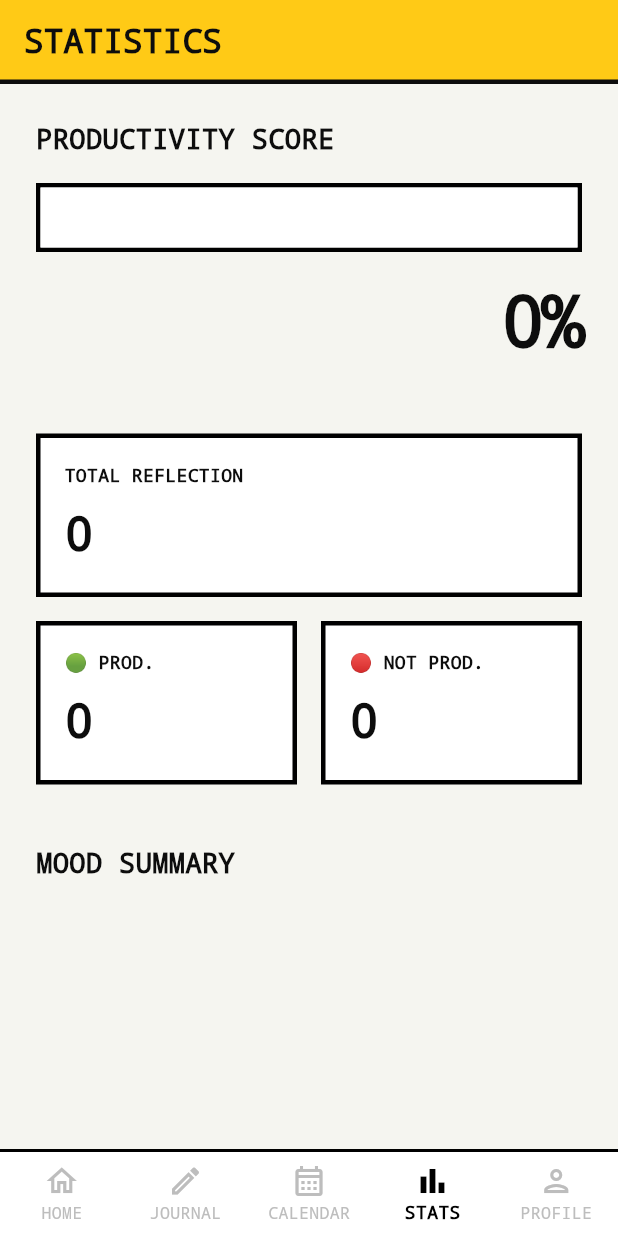
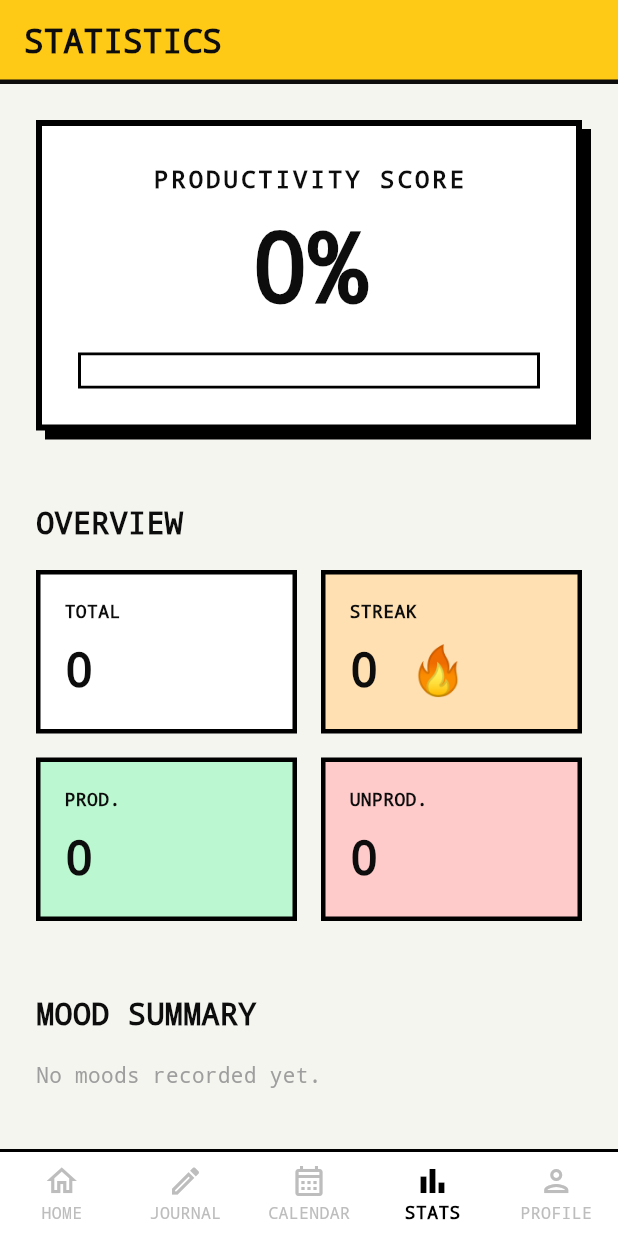
Before and after one commit to ryzecl/donelock_app, a Flutter app: the StatisticsPage screen opened by its route, on a phone screen of 412 x 824 dp. Run offline on Flutter 3.47's test engine with Material 3 defaults, Android fonts, the phone set to English and light mode, and no system bars; our stand-ins replace cloud_firestore, emoji_picker_flutter, firebase_auth, firebase_core, flutter_dotenv, flutter_local_notifications and 8 more; accounts and stored records are empty; generated files the repository leaves out were written again.

Commit message:
feat: refactor StatisticsPage to use ConsumerWidget and enhance UI layout

```diff
--- a/lib/features/statistics/presentation/statistics_page.dart
+++ b/lib/features/statistics/presentation/statistics_page.dart
@@ -3,117 +3,167 @@ import 'package:flutter_riverpod/flutter_riverpod.dart';
 
 import '../../journal/providers/journal_provider.dart';
 
-class StatisticsPage extends ConsumerStatefulWidget {
+class StatisticsPage extends ConsumerWidget {
   const StatisticsPage({super.key});
 
   @override
-  ConsumerState<StatisticsPage> createState() => _StatisticsPageState();
-}
+  Widget build(BuildContext context, WidgetRef ref) {
+    final journalsAsync = ref.watch(allJournalsProvider);
 
-class _StatisticsPageState extends ConsumerState<StatisticsPage> {
+    return Scaffold(
+      appBar: AppBar(title: const Text("STATISTICS", style: TextStyle(fontWeight: FontWeight.bold))),
+      body: journalsAsync.when(
+        data: (data) {
           int productiveDays = 0;
           int unproductiveDays = 0;
-  int total = 0;
-  Map<String, int> moods = {};
-
-  @override
-  void initState() {
-    super.initState();
-    load();
-  }
-
-  Future<void> load() async {
-    final data = await ref.read(journalRepositoryProvider).getAllJournals();
-    int good = 0;
-    int bad = 0;
+          int total = data.length;
           Map<String, int> moodData = {};
 
           for (final item in data) {
             if (item["productive"] == true || item["productive"] == "productive") {
-        good++;
+              productiveDays++;
             } else {
-        bad++;
+              unproductiveDays++;
             }
             final mood = item["mood"] ?? "";
+            if (mood.toString().isNotEmpty) {
               moodData[mood] = (moodData[mood] ?? 0) + 1;
             }
-
-    setState(() {
-      productiveDays = good;
-      unproductiveDays = bad;
-      total = data.length;
-      moods = moodData;
-    });
           }
 
-  @override
-  Widget build(BuildContext context) {
+          final sortedMoods = moodData.entries.toList()..sort((a, b) => b.value.compareTo(a.value));
+
+          // Calculate current streak
+          int currentStreak = 0;
+          if (data.isNotEmpty) {
+            final sortedJournals = List<Map<String, dynamic>>.from(data)
+              ..sort((a, b) => b['date'].compareTo(a['date']));
+
+            final todayStr = "${DateTime.now().year}${DateTime.now().month.toString().padLeft(2, '0')}${DateTime.now().day.toString().padLeft(2, '0')}";
+            DateTime checkDate = DateTime.now();
+            bool continueStreak = true;
+
+            final todayEntry = sortedJournals.where((j) => j['date'] == todayStr).firstOrNull;
+            if (todayEntry == null || (todayEntry['productive'] != true && todayEntry['productive'] != 'productive')) {
+              checkDate = checkDate.subtract(const Duration(days: 1));
+            }
+
+            while (continueStreak) {
+              final dateStr = "${checkDate.year}${checkDate.month.toString().padLeft(2, '0')}${checkDate.day.toString().padLeft(2, '0')}";
+              final entry = sortedJournals.where((j) => j['date'] == dateStr).firstOrNull;
+
+              if (entry != null && (entry['productive'] == true || entry['productive'] == "productive")) {
+                currentStreak++;
+                checkDate = checkDate.subtract(const Duration(days: 1));
+              } else {
+                continueStreak = false;
+              }
+            }
+          }
+
           final percentage = total == 0 ? 0 : ((productiveDays / total) * 100).round();
 
-    return Scaffold(
-      appBar: AppBar(title: const Text("STATISTICS", style: TextStyle(fontWeight: FontWeight.bold))),
-      body: SingleChildScrollView(
+          return SingleChildScrollView(
             padding: const EdgeInsets.all(24),
             child: Column(
               crossAxisAlignment: CrossAxisAlignment.stretch,
               children: [
-            const Text("PRODUCTIVITY SCORE", style: TextStyle(fontSize: 18, fontWeight: FontWeight.bold)),
+                // HERO SCORE CARD
+                Container(
+                  padding: const EdgeInsets.all(24),
+                  decoration: BoxDecoration(
+                    color: Colors.white,
+                    border: Border.all(color: Colors.black, width: 4),
+                    boxShadow: const [
+                      BoxShadow(color: Colors.black, offset: Offset(6, 6)),
+                    ]
+                  ),
+                  child: Column(
+                    children: [
+                      const Text("PRODUCTIVITY SCORE", style: TextStyle(fontSize: 16, fontWeight: FontWeight.bold, letterSpacing: 2)),
                       const SizedBox(height: 16),
+                      Text(
+                        "$percentage%",
+                        style: const TextStyle(fontSize: 64, fontWeight: FontWeight.bold, height: 1),
+                      ),
+                      const SizedBox(height: 24),
                       Container(
+                        height: 24,
                         decoration: BoxDecoration(
-                border: Border.all(color: Colors.black, width: 3),
+                          border: Border.all(color: Colors.black, width: 2),
                         ),
                         child: LinearProgressIndicator(
                           value: percentage / 100,
-                minHeight: 40,
                           backgroundColor: Colors.white,
-                color: const Color(0xFF4ADE80), // Hijau brutalist
+                          color: const Color(0xFF4ADE80),
                         ),
                       ),
-            const SizedBox(height: 12),
-            Text(
-              "$percentage%",
-              style: const TextStyle(fontSize: 48, fontWeight: FontWeight.bold, letterSpacing: -2),
-              textAlign: TextAlign.right,
+                    ],
                   ),
-            const SizedBox(height: 40),
-            _statBox("TOTAL REFLECTION", "$total"),
+                ),
+
+                const SizedBox(height: 48),
+                const Text("OVERVIEW", style: TextStyle(fontSize: 20, fontWeight: FontWeight.bold)),
+                const SizedBox(height: 16),
+
+                // 2x2 GRID
+                Row(
+                  children: [
+                    Expanded(child: _statBox("TOTAL", "$total", Colors.white)),
+                    const SizedBox(width: 16),
+                    Expanded(child: _statBox("STREAK", "$currentStreak 🔥", Colors.orange.shade100)),
+                  ],
+                ),
                 const SizedBox(height: 16),
                 Row(
                   children: [
-                Expanded(child: _statBox("🟢 PROD.", "$productiveDays")),
+                    Expanded(child: _statBox("PROD.", "$productiveDays", const Color(0xFFBBF7D0))),
                     const SizedBox(width: 16),
-                Expanded(child: _statBox("🔴 NOT PROD.", "$unproductiveDays")),
+                    Expanded(child: _statBox("UNPROD.", "$unproductiveDays", const Color(0xFFFECACA))),
                   ],
                 ),
-            const SizedBox(height: 40),
-            const Text("MOOD SUMMARY", style: TextStyle(fontSize: 18, fontWeight: FontWeight.bold)),
+
+                const SizedBox(height: 48),
+                const Text("MOOD SUMMARY", style: TextStyle(fontSize: 20, fontWeight: FontWeight.bold)),
                 const SizedBox(height: 16),
-            Wrap(
-              spacing: 12,
-              runSpacing: 12,
-              children: moods.entries.map((e) {
+
+                sortedMoods.isEmpty
+                  ? const Text("No moods recorded yet.", style: TextStyle(color: Colors.grey))
+                  : Column(
+                      children: sortedMoods.map((e) {
                         return Container(
-                  padding: const EdgeInsets.symmetric(horizontal: 16, vertical: 12),
+                          margin: const EdgeInsets.only(bottom: 12),
+                          padding: const EdgeInsets.symmetric(horizontal: 20, vertical: 16),
                           decoration: BoxDecoration(
                             color: Colors.white,
                             border: Border.all(color: Colors.black, width: 2),
                           ),
-                  child: Text("${e.key} x${e.value}", style: const TextStyle(fontSize: 20, fontWeight: FontWeight.bold)),
+                          child: Row(
+                            mainAxisAlignment: MainAxisAlignment.spaceBetween,
+                            children: [
+                              Text(e.key, style: const TextStyle(fontSize: 32)),
+                              Text("x${e.value}", style: const TextStyle(fontSize: 24, fontWeight: FontWeight.bold)),
+                            ],
+                          ),
                         );
                       }).toList(),
                     ),
+                const SizedBox(height: 40),
               ],
             ),
+          );
+        },
+        loading: () => const Center(child: CircularProgressIndicator(color: Colors.black)),
+        error: (e, st) => Center(child: Text("Error: $e")),
       ),
     );
   }
 
-  Widget _statBox(String title, String value) {
+  Widget _statBox(String title, String value, Color bgColor) {
     return Container(
       padding: const EdgeInsets.all(16),
       decoration: BoxDecoration(
-        color: Colors.white,
+        color: bgColor,
         border: Border.all(color: Colors.black, width: 3),
       ),
       child: Column(
```
Lines whose indentation alone changed are shown as unchanged.
